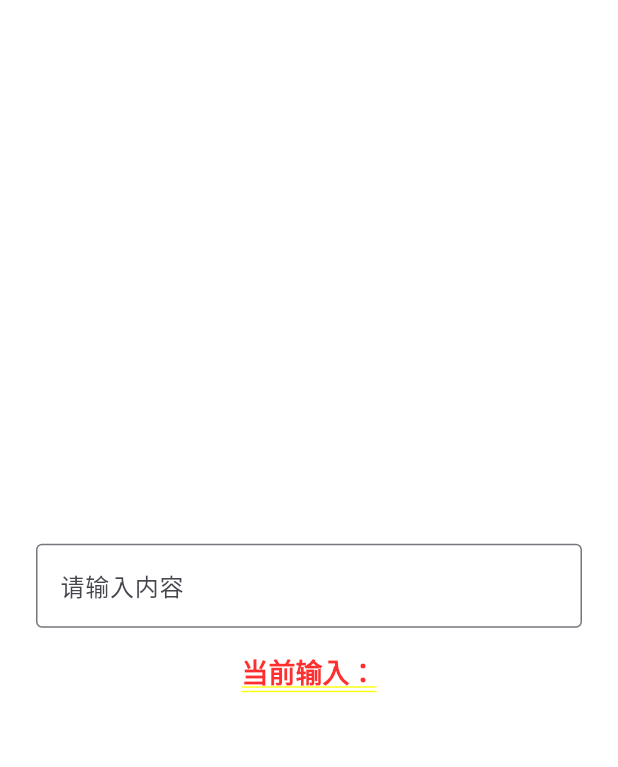
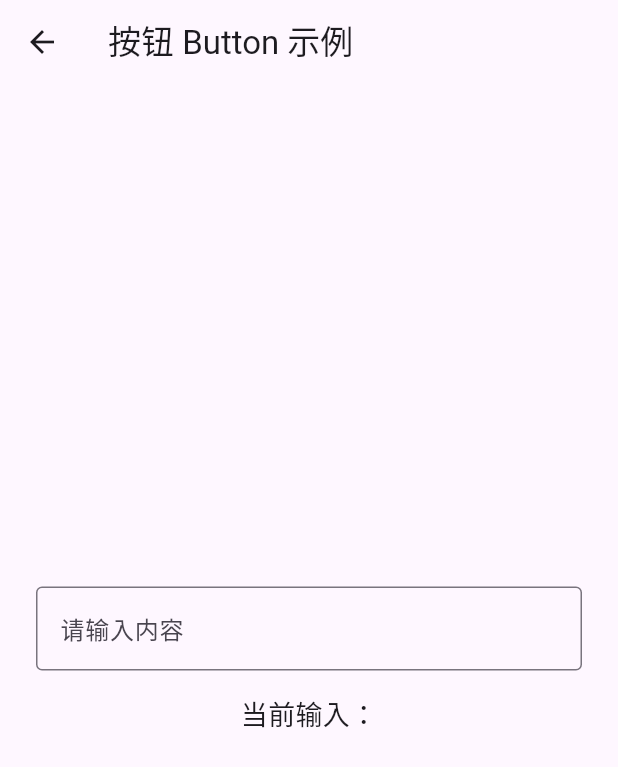
Before and after one commit to CastorUI/castor-flutter, a Flutter app: the screen it shows after launch, after a tap on "输入框 Input", on a phone screen of 412 x 824 dp. Shown: the top 767 px of the screen. Run offline on Flutter 3.47's test engine with Material 3 defaults, Android fonts, the phone set to English and light mode, and no system bars; our stand-ins replace dio, flutter_image_compress, image_picker, photo_view, toastification; missing offline and left inert: photo_manager; key blocks and very long unbroken strings in the code were emptied for the run.

Commit message:
表单-输入框-增加测试用例&示例应用&文档完善

```diff
--- a/example/lib/pages/ui/input_demo_page.dart
+++ b/example/lib/pages/ui/input_demo_page.dart
@@ -13,7 +13,10 @@ class _InputDemoPageState extends State<InputDemoPage> {
 
   @override
   Widget build(BuildContext context) {
-    return Padding(
+    return Scaffold(
+        appBar: AppBar(title: const Text('按钮 Button 示例')),
+        body: Center(
+            child: Padding(
           padding: const EdgeInsets.all(24.0),
           child: Column(
             mainAxisAlignment: MainAxisAlignment.center,
@@ -30,6 +33,6 @@ class _InputDemoPageState extends State<InputDemoPage> {
               Text('当前输入：$_value', style: const TextStyle(fontSize: 18)),
             ],
           ),
-    );
+        )));
   }
 }
--- a/example/lib/pages/ui/ui_index_page.dart
+++ b/example/lib/pages/ui/ui_index_page.dart
@@ -1,6 +1,7 @@
 import 'package:flutter/material.dart';
 import 'button_demo_page.dart';
 import 'input_demo_page.dart';
+import 'label_input_form_field_demo_page.dart';
 
 class UIIndexPage extends StatelessWidget {
   const UIIndexPage({super.key});
@@ -27,6 +28,15 @@ class UIIndexPage extends StatelessWidget {
             );
           },
         ),
+        ListTile(
+          leading: const Icon(Icons.label),
+          title: const Text('Label Input Form Field'),
+          onTap: () {
+            Navigator.of(context).push(
+              MaterialPageRoute(builder: (_) => const LabelInputFormFieldDemoPage()),
+            );
+          },
+        ),
         // 可继续添加更多组件入口
       ],
     );
```
Also changed, not shown: example/lib/pages/ui/label_input_form_field_demo_page.dart (added, +42 -0 lines), 2 other files. Lines whose indentation alone changed are shown as unchanged.
